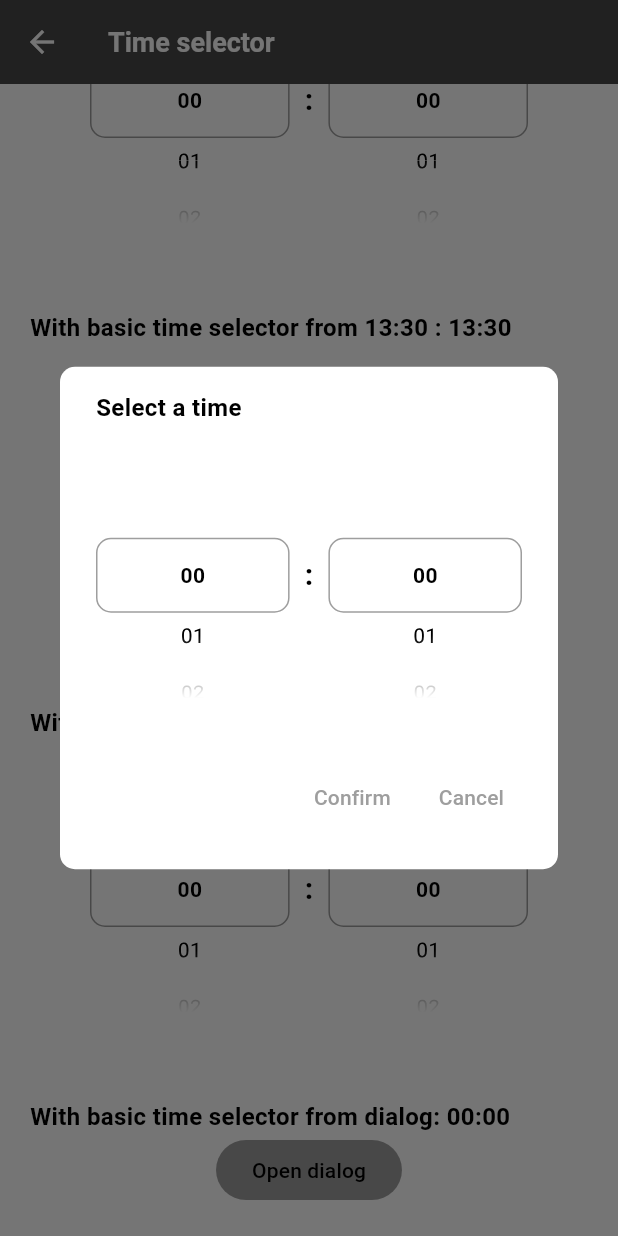
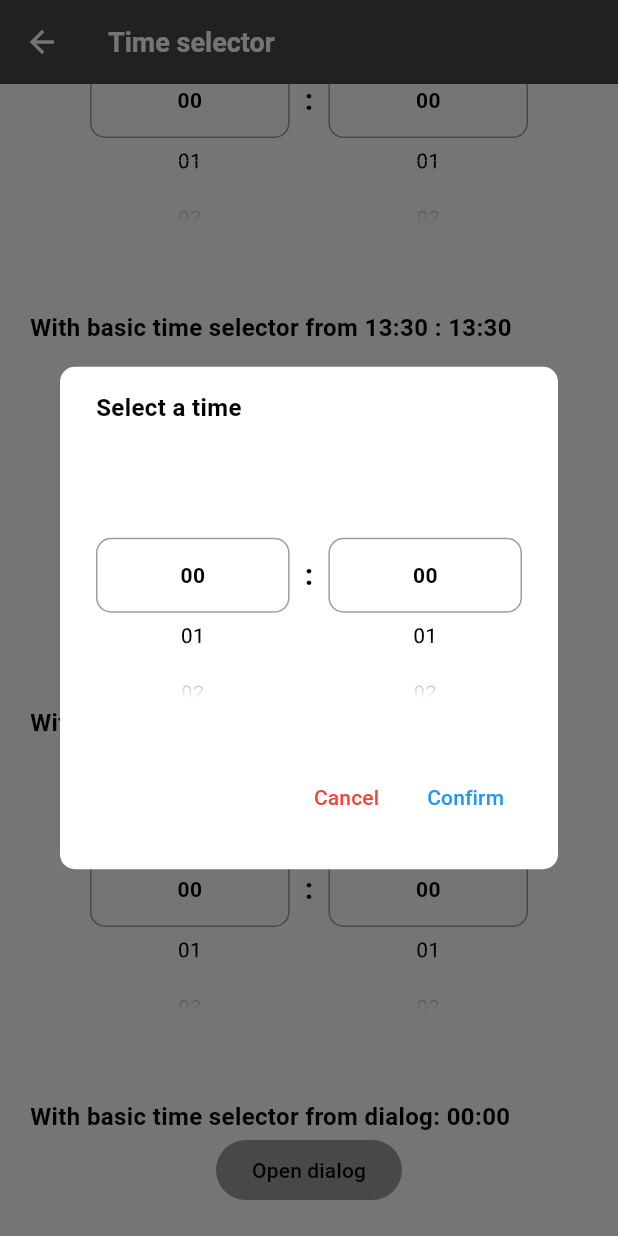
Before and after one commit to eljorgit/basic_selector, a Flutter app: the TimeExampleScreen screen opened by its route, scrolled down 475 dp, after a tap on "Open dialog", on a phone screen of 412 x 824 dp. Run offline on Flutter 3.47's test engine with Material 3 defaults, Android fonts, the phone set to English and light mode, and no system bars.

```diff
--- a/example/lib/src/screens/text_example_screen.dart
+++ b/example/lib/src/screens/text_example_screen.dart
@@ -12,8 +12,7 @@ class TextExampleScreen extends StatefulWidget {
         const begin = Offset(1.0, 0.0);
         const end = Offset.zero;
         const curve = Curves.ease;
-        var tween =
-            Tween(begin: begin, end: end).chain(CurveTween(curve: curve));
+        var tween = Tween(begin: begin, end: end).chain(CurveTween(curve: curve));
         return SlideTransition(
           position: animation.drive(tween),
           child: child,
--- a/lib/src/widgets/basic_time_selector.dart
+++ b/lib/src/widgets/basic_time_selector.dart
@@ -32,8 +32,7 @@ class BasicTimeSelector extends StatefulWidget {
     double height = 200,
     BasicTimeSelectorStyle styles = const BasicTimeSelectorStyle(),
     BasicTimeSelectorConfig config = const BasicTimeSelectorConfig(),
-    BasicTimeSelectorDialogConfig dialogConfig =
-        const BasicTimeSelectorDialogConfig(),
+    BasicTimeSelectorDialogConfig dialogConfig = const BasicTimeSelectorDialogConfig(),
     bool loop = false,
   }) async {
     return await showModal<TimeOfDay>(
@@ -56,8 +55,7 @@ class BasicTimeSelector extends StatefulWidget {
                     dialogConfig.title,
                     style: dialogConfig.titleStyle,
                   ),
-                  if (dialogConfig.description != null &&
-                      dialogConfig.description!.isNotEmpty)
+                  if (dialogConfig.description != null && dialogConfig.description!.isNotEmpty)
                     Text(
                       dialogConfig.description!,
                       style: dialogConfig.descriptionStyle ??
@@ -80,22 +78,30 @@ class BasicTimeSelector extends StatefulWidget {
                 ],
               ),
               actions: [
+                if (dialogConfig.cancelButtonBuilder != null)
+                  dialogConfig.cancelButtonBuilder!()
+                else
+                  TextButton(
+                    onPressed: () => Navigator.of(context).pop(),
+                    style: TextButton.styleFrom(
+                      overlayColor: Colors.red,
+                      foregroundColor: Colors.red,
+                    ),
+                    child: Text(
+                      dialogConfig.cancelButtonText,
+                    ),
+                  ),
                 if (dialogConfig.confirmButtonBuilder != null)
                   dialogConfig.confirmButtonBuilder!(time)
                 else
                   TextButton(
                     onPressed: () => Navigator.of(context).pop(time),
+                    style: TextButton.styleFrom(
+                      overlayColor: Colors.blue,
+                      foregroundColor: Colors.blue,
+                    ),
                     child: Text(
                       dialogConfig.confirmButtonText,
-                    ),
-                  ),
-                if (dialogConfig.cancelButtonBuilder != null)
-                  dialogConfig.cancelButtonBuilder!()
-                else
-                  TextButton(
-                    onPressed: () => Navigator.of(context).pop(time),
-                    child: Text(
-                      dialogConfig.cancelButtonText,
                     ),
                   ),
               ],
@@ -126,14 +132,12 @@ class _BasicTimeSelectorState extends State<BasicTimeSelector> {
 
   void initTimeLists() {
     _hours = BasicSelectorHelpers.generateNumbers(end: 24);
-    _minutes =
-        BasicSelectorHelpers.generateNumbers(end: 60, step: _config.minuteStep);
+    _minutes = BasicSelectorHelpers.generateNumbers(end: 60, step: _config.minuteStep);
   }
 
   void _updateTimeLists() {
     if (_config.showOnlyFromCurrentType) {
-      _hours = BasicSelectorHelpers.generateNumbers(
-          start: _currentTime.hour, end: 24);
+      _hours = BasicSelectorHelpers.generateNumbers(start: _currentTime.hour, end: 24);
 
       if (widget.time.hour == _currentTime.hour) {
         _minutes = BasicSelectorHelpers.generateNumbers(
@@ -143,14 +147,12 @@ class _BasicTimeSelectorState extends State<BasicTimeSelector> {
         ).reversed.toList();
         _reverseMinutes = true;
       } else {
-        _minutes = BasicSelectorHelpers.generateNumbers(
-            end: 60, step: _config.minuteStep);
+        _minutes = BasicSelectorHelpers.generateNumbers(end: 60, step: _config.minuteStep);
         _reverseMinutes = false;
       }
     }
     if (_config.showOnlyToCurrentType) {
-      _hours = BasicSelectorHelpers.generateNumbers(
-          start: 00, end: _currentTime.hour);
+      _hours = BasicSelectorHelpers.generateNumbers(start: 00, end: _currentTime.hour);
 
       if (widget.time.hour == _currentTime.hour) {
         _minutes = BasicSelectorHelpers.generateNumbers(
@@ -159,8 +161,7 @@ class _BasicTimeSelectorState extends State<BasicTimeSelector> {
           step: _config.minuteStep,
         );
       } else {
-        _minutes = BasicSelectorHelpers.generateNumbers(
-            end: 60, step: _config.minuteStep);
+        _minutes = BasicSelectorHelpers.generateNumbers(end: 60, step: _config.minuteStep);
       }
     }
   }
@@ -168,8 +169,7 @@ class _BasicTimeSelectorState extends State<BasicTimeSelector> {
   BasicTimeSelectorStyle get _styles => widget.styles;
   BasicTimeSelectorConfig get _config => widget.config;
 
-  bool get _needsUpdate =>
-      _config.showOnlyFromCurrentType || _config.showOnlyToCurrentType;
+  bool get _needsUpdate => _config.showOnlyFromCurrentType || _config.showOnlyToCurrentType;
 
   @override
   Widget build(BuildContext context) {
--- a/pubspec.yaml
+++ b/pubspec.yaml
@@ -1,6 +1,6 @@
 name: basic_selector
 description: Basic Selector is a Flutter package that creates a widget to select a value from a wheeled like picker.
-version: 0.0.1+1
+version: 0.0.1+2
 homepage:
 repository: https://github.com/eljorgit/basic_selector
 
```
Also changed, not shown: example/lib/src/screens/time_example_screen.dart (+4 -8 lines), assets/basic_numeric_selector.gif, assets/basic_numeric_selector_styled_1.gif, assets/basic_numeric_selector_styled_2.gif, assets/basic_selector_with_time.gif (added), assets/basic_text_selector.gif (added), assets/basic_text_selector_loop.gif (added), assets/basic_time_selector.gif (added), assets/basic_time_selector_dialog.gif (added), 2 other files.
